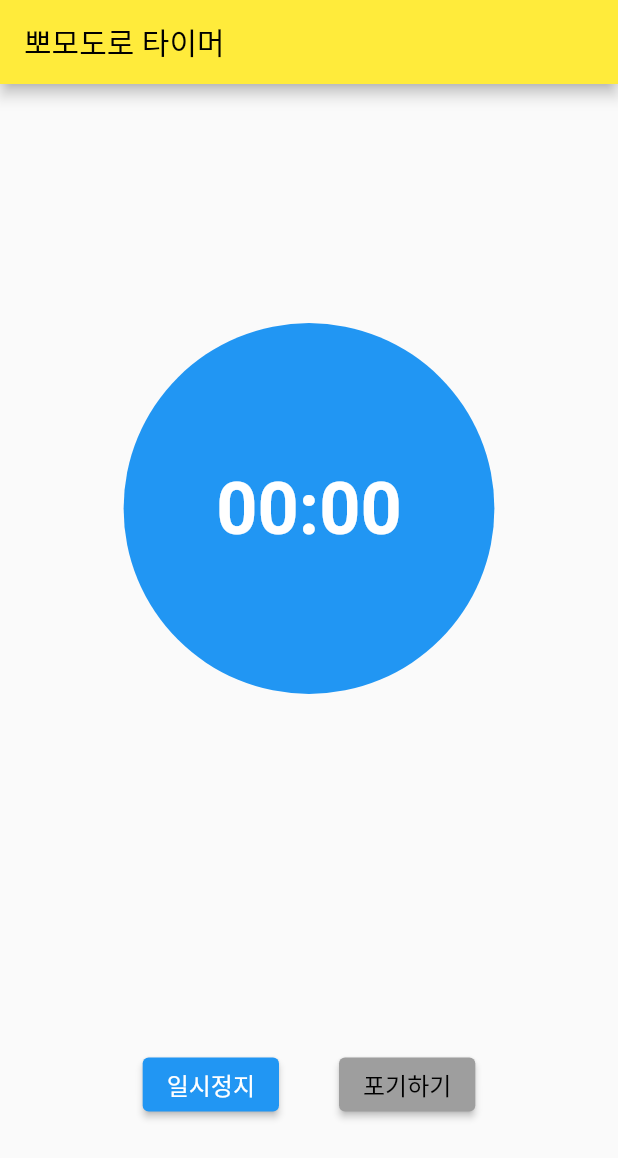
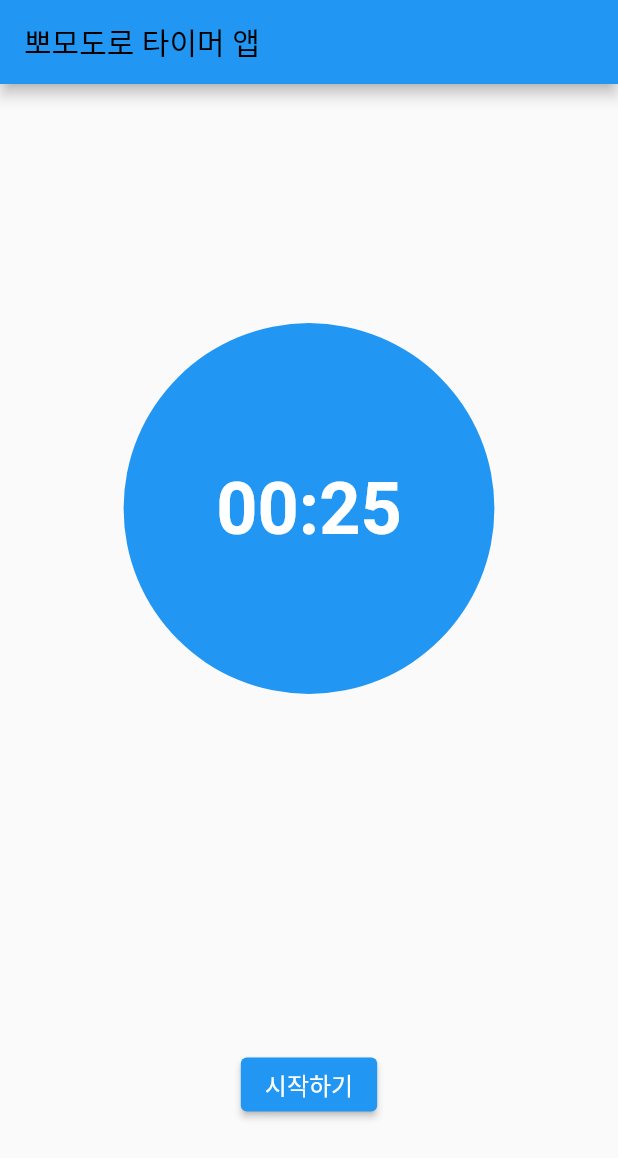
Before and after one commit to imiswest/Flutter_timer, a Flutter app: the screen it shows after launch, on a phone screen of 412 x 824 dp. Shown: the top 1158 px of the screen. Run offline on Flutter 3.47's test engine with Material 2 defaults, Android fonts, the phone set to English and light mode, and no system bars; our stand-ins replace fluttertoast, sprintf.

Commit message:
~p.216 [book_list 완성]

```diff
--- a/lib/screens/timer_screen.dart
+++ b/lib/screens/timer_screen.dart
@@ -1,12 +1,18 @@
 import 'dart:async';
 import 'package:flutter/material.dart';
+import 'package:sprintf/sprintf.dart';
+import 'package:fluttertoast/fluttertoast.dart';
 
 ///상태란? 화면에 나타나는 변수 중 지속적으로 변하는 데이터
 
-enum TimerStatus {running, paused, stopped, resting} //TimerStatus라는 자료형이 가질 수 있는 값들을 정의
+enum TimerStatus {
+  running,
+  paused,
+  stopped,
+  resting
+} //TimerStatus라는 자료형이 가질 수 있는 값들을 정의
 
 class TimerScreen extends StatefulWidget {
-  @override //여기 override 굳이 왜 하는거지?
   _TimerScreenState createState() => _TimerScreenState();
   // StatefulWidget 클래스 내에서는 createState()라는 메서드 사용. 내부에서 사용할 State를 생성.
   // createState를 통해 상태를 생성
@@ -14,26 +20,32 @@ class TimerScreen extends StatefulWidget {
 
 /// <삼항연산자>  조건 ? 참일때 실행할 문장 : 거짓일때 실행할 문장
 
-class _TimerScreenState extends State<TimerScreen> { //State(플러터 자체 내부 클래스)를 상속하는 클래스
+class _TimerScreenState extends State<TimerScreen> {
+  //State(플러터 자체 내부 클래스)를 상속하는 클래스
   ///변수 3개 ; 타이머의 시간 / 타이머의 상태(Status) / 뽀모도로의 개수
   static const WORK_SECONDS = 25;
-  static const REST_SECONDS =5;
+  static const REST_SECONDS = 5;
 
   late TimerStatus _timerStatus; //late는 초기값을 설정해야하는 변수의 초기화를 나중에 하겠다는 키워드
   late int _timer;
   late int _pomodoroCount;
 
   @override
-  void initState() { //초기값 설정
+  void initState() {
     super.initState();
-    _timerStatus = TimerStatus.stopped; //timer의 초기 상태 : 정지
+    _timerStatus = TimerStatus.stopped;
     print(_timerStatus.toString());
-    _timer = WORK_SECONDS; //남은 타이머 시간
-    _pomodoroCount = 0; //뽀모도로 개수
+    _timer = WORK_SECONDS;
+    _pomodoroCount = 0;
+  }
+
+  String secondsToString(int seconds) {
+    return sprintf('%02d:%02d', [seconds ~/ 60, seconds % 60]);
   }
 
   ///이벤트 5개 ; 메서드의 형태로 구현
-  void run() { //이벤트1
+  void run() {
+    //이벤트1
     setState(() {
       _timerStatus = TimerStatus.running;
       print('[=>]' + _timerStatus.toString());
@@ -41,7 +53,8 @@ class _TimerScreenState extends State<TimerScreen> { //State(플러터 자체
     });
   }
 
-  void rest() { //이벤트2
+  void rest() {
+    //이벤트2
     setState(() {
       _timer = REST_SECONDS;
       _timerStatus = TimerStatus.resting;
@@ -49,20 +62,23 @@ class _TimerScreenState extends State<TimerScreen> { //State(플러터 자체
     });
   }
 
-  void pause() { //이벤트3
+  void pause() {
+    //이벤트3
     setState(() {
       _timerStatus = TimerStatus.paused;
       print("[=>]" + _timerStatus.toString());
     });
   }
 
-  void resume() { //이벤트4
+  void resume() {
+    //이벤트4
     setState(() {
       run();
     });
   }
 
-  void stop() { //이벤트5
+  void stop() {
+    //이벤트5
     setState(() {
       _timer = WORK_SECONDS;
       _timerStatus = TimerStatus.stopped;
@@ -70,25 +86,76 @@ class _TimerScreenState extends State<TimerScreen> { //State(플러터 자체
     });
   }
 
+  void runTimer() async {
+    Timer.periodic(Duration(seconds: 1), (Timer t) {
+      switch (_timerStatus) {
+        case TimerStatus.paused:
+          t.cancel();
+          break;
+        case TimerStatus.stopped:
+          t.cancel();
+          break;
+        case TimerStatus.running:
+          if (_timer <= 0) {
+            showToast('작업 완료!');
+            rest();
+          } else {
+            setState(() {
+              _timer -= 1;
+            });
+          }
+          break;
+        case TimerStatus.resting:
+          if (_timer <= 0) {
+            setState(() {
+              _pomodoroCount += 1;
+            });
+            showToast('오늘 $_pomodoroCount개의 뽀모도로를 달성했습니다.');
+            t.cancel();
+            stop();
+          } else {
+            setState(() {
+              _timer -= 1;
+            });
+          }
+          break;
+        default:
+          break;
+      }
+    });
+  }
+
+  void showToast(String message) {
+    Fluttertoast.showToast(
+        msg: message,
+        toastLength: Toast.LENGTH_LONG,
+        gravity: ToastGravity.BOTTOM,
+        timeInSecForIosWeb: 5,
+        backgroundColor: Colors.grey,
+        textColor: Colors.white,
+        fontSize: 16.0);
+  }
+
+  @override
   Widget build(BuildContext context) {
     final List<Widget> _runningButtons = [
       ElevatedButton(
         child: Text(
-          1 == 2 ? '계속하기' : '일시정지', //일시정지 중? 계속하기 : 일시정지
+          _timerStatus == TimerStatus.paused ? '계속하기' : '일시정지',
+          //일시정지 중? 계속하기 : 일시정지
           style: TextStyle(color: Colors.white, fontSize: 16),
         ),
         style: ElevatedButton.styleFrom(primary: Colors.blue),
-        onPressed: () {},
+        onPressed: _timerStatus == TimerStatus.paused ? resume : pause,
       ),
-
       Padding(padding: EdgeInsets.all(20)),
-
       ElevatedButton(
-        child: Text('포기하기',
+        child: Text(
+          '포기하기',
           style: TextStyle(fontSize: 16),
         ),
         style: ElevatedButton.styleFrom(primary: Colors.grey),
-        onPressed: () {},
+        onPressed: stop,
       ),
     ];
 
@@ -99,15 +166,19 @@ class _TimerScreenState extends State<TimerScreen> { //State(플러터 자체
           style: TextStyle(color: Colors.white, fontSize: 16),
         ),
         style: ElevatedButton.styleFrom(
-          primary: 1 == 2 ? Colors.green : Colors.blue, //휴식중? 녹색 : 파란색
+          backgroundColor: _timerStatus == TimerStatus.resting
+              ? Colors.green
+              : Colors.blue, //휴식중? 녹색 : 파란색
         ),
-        onPressed: () {},
+        onPressed: run,
       )
     ];
 
     return Scaffold(
       appBar: AppBar(
-        title: Text('뽀모도로 타이머'),
+        title: Text('뽀모도로 타이머 앱'),
+        backgroundColor:
+            _timerStatus == TimerStatus.resting ? Colors.green : Colors.blue,
       ),
       body: Column(
         mainAxisAlignment: MainAxisAlignment.spaceAround,
@@ -117,7 +188,7 @@ class _TimerScreenState extends State<TimerScreen> { //State(플러터 자체
             width: MediaQuery.of(context).size.width * 0.6,
             child: Center(
               child: Text(
-                '00:00',
+                secondsToString(_timer),
                 style: TextStyle(
                   color: Colors.white,
                   fontSize: 48,
@@ -127,15 +198,16 @@ class _TimerScreenState extends State<TimerScreen> { //State(플러터 자체
             ),
             decoration: BoxDecoration(
               shape: BoxShape.circle,
-              color: 1 == 2 ? Colors.green : Colors.blue, // 휴식중? 녹색 : 파란색
+              color: _timerStatus == TimerStatus.resting
+                  ? Colors.green
+                  : Colors.blue, // 휴식중? 녹색 : 파란색
             ),
           ),
-
           Row(
             mainAxisAlignment: MainAxisAlignment.center,
-            children: 1 == 2 //휴식중? 버튼없음 : 버튼 있음
+            children: _timerStatus == TimerStatus.resting //휴식중? 버튼없음 : 버튼 있음
                 ? const []
-                : 1 == 2 //정지? 정지 중 버튼 : 작업 중 버튼
+                : _timerStatus == TimerStatus.stopped //정지? 정지 중 버튼 : 작업 중 버튼
                     ? _stoppedButtons
                     : _runningButtons,
           )
--- a/pubspec.yaml
+++ b/pubspec.yaml
@@ -31,6 +31,8 @@ environment:
 dependencies:
   flutter:
     sdk: flutter
+  sprintf: "^7.0.0"
+  fluttertoast: '^8.0.7'
 
 
   # The following adds the Cupertino Icons font to your application.
```
Also changed, not shown: pubspec.lock.
